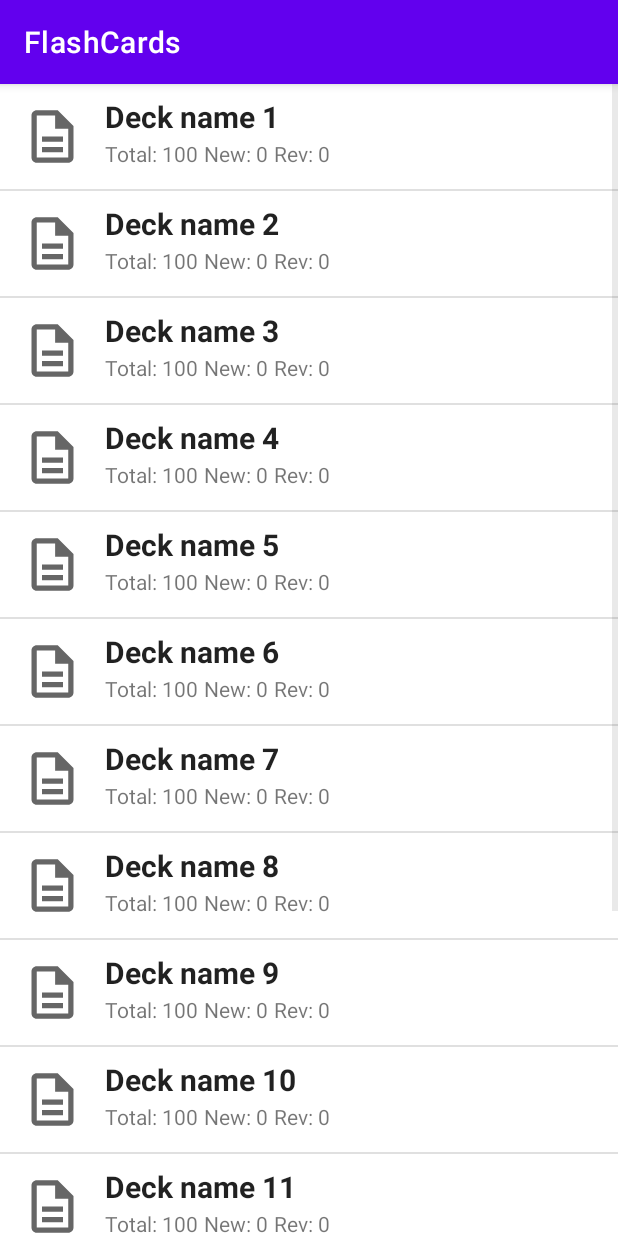
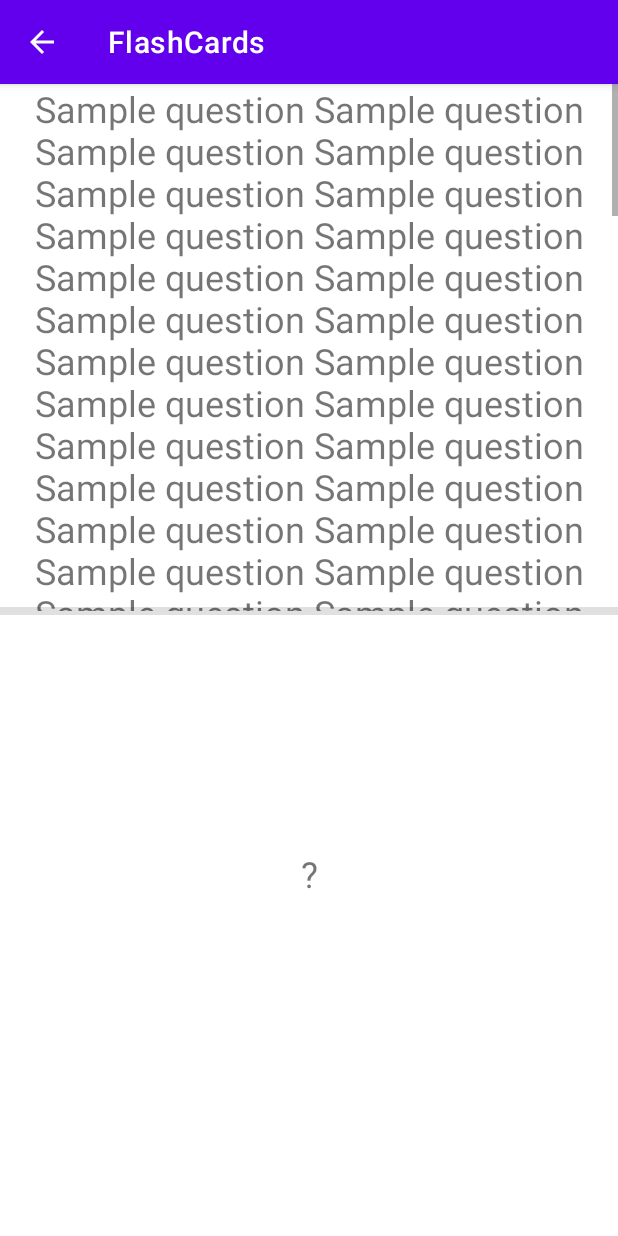
Before and after one commit to softfly/FlashCards, an Android app: the screen it shows after launch (DeckListActivity before the commit, CardActivity after it), after a tap on "Deck name 1", on a phone screen of 412 x 824 dp. Run offline under Robolectric (Android 15) with nearby library versions, the phone set to English and light mode, and no system bars.

Commit message:
UI: Adds a card view with a question and answer.

```diff
--- /dev/null
+++ b/app/src/main/java/pl/softfly/flashcards/CardActivity.java
@@ -0,0 +1,129 @@
+package pl.softfly.flashcards;
+
+import android.annotation.SuppressLint;
+import android.os.Bundle;
+import android.text.method.ScrollingMovementMethod;
+import android.view.MotionEvent;
+import android.view.View;
+import android.widget.TextView;
+
+import androidx.appcompat.app.AppCompatActivity;
+import androidx.constraintlayout.widget.ConstraintLayout;
+import androidx.constraintlayout.widget.Guideline;
+
+import static android.view.View.INVISIBLE;
+import static android.view.View.OnTouchListener;
+import static android.view.View.VISIBLE;
+
+public class CardActivity extends AppCompatActivity {
+
+    private ConstraintLayout cardLayout;
+
+    private ConstraintLayout cardView;
+
+    private Guideline guideLineView;
+
+    private View dividerView;
+
+    /**
+     * Move divider to move question / answer view boundary.
+     */
+    private final OnTouchListener moveDividerTouchListener = new OnTouchListener() {
+
+        private final int SAFE_DRAG_AREA_PX = 50;
+
+        private boolean modeDrag;
+
+        @SuppressLint("ClickableViewAccessibility")
+        @Override
+        public boolean onTouch(View view, MotionEvent event) {
+            if (isDividerView(event)) {
+                switch (event.getActionMasked()) {
+                    case MotionEvent.ACTION_UP:
+                        if (modeDrag) {
+                            modeDrag = false;
+                            return true;
+                        }
+                    case MotionEvent.ACTION_MOVE:
+                        int height = cardView.getHeight();
+                        int minY = (int) (0.2 * height);
+                        int maxY = height - minY;
+                        int[] point = new int[2];
+                        cardView.getLocationOnScreen(point);
+                        int absoluteTopY = point[1];
+
+                        float newY = (event.getRawY() - absoluteTopY);
+                        if (newY > minY && newY < maxY) {
+                            ConstraintLayout.LayoutParams params = (ConstraintLayout.LayoutParams) guideLineView.getLayoutParams();
+                            params.guidePercent = newY / height;
+                            guideLineView.setLayoutParams(params);
+                        }
+                        modeDrag = true;
+                        return true;
+                }
+            }
+            return false;
+        }
+
+        private boolean isDividerView(MotionEvent event) {
+            int[] guideLinePoint = new int[2];
+            guideLineView.getLocationOnScreen(guideLinePoint);
+
+            int startX = guideLinePoint[0];
+            int endX = guideLinePoint[0] + dividerView.getWidth();
+            int startY = guideLinePoint[1] - SAFE_DRAG_AREA_PX;
+            int endY = guideLinePoint[1] + SAFE_DRAG_AREA_PX;
+
+            if (startX < event.getRawX() && event.getRawX() < endX) {
+                return startY < event.getRawY() && event.getRawY() < endY;
+            }
+            return false;
+        }
+    };
+    private TextView answerView;
+    private View gradeButtonsLayout;
+
+    @Override
+    protected void onCreate(Bundle savedInstanceState) {
+        super.onCreate(savedInstanceState);
+        setContentView(R.layout.card);
+
+        cardLayout = findViewById(R.id.card_layout);
+        cardView = findViewById(R.id.card);
+        guideLineView = findViewById(R.id.guideline);
+        dividerView = findViewById(R.id.divider);
+        dividerView.setOnTouchListener(moveDividerTouchListener);
+        initQuestionView();
+        initAnswerView();
+
+        gradeButtonsLayout = findViewById(R.id.gradeButtonsLayout);
+        gradeButtonsLayout.setVisibility(INVISIBLE);
+    }
+
+    @SuppressLint("ClickableViewAccessibility")
+    protected void initQuestionView() {
+        TextView questionView = findViewById(R.id.questionView);
+        questionView.setMovementMethod(new ScrollingMovementMethod());
+        questionView.setOnTouchListener((v, event) -> moveDividerTouchListener.onTouch(cardLayout, event));
+        StringBuilder text = new StringBuilder();
+        for (int i = 0; i < 100; i++) {
+            text.append("Sample question ");
+        }
+        questionView.setText(text.toString());
+    }
+
+    @SuppressLint("ClickableViewAccessibility")
+    protected void initAnswerView() {
+        answerView = findViewById(R.id.answerView);
+        answerView.setMovementMethod(new ScrollingMovementMethod());
+        answerView.setOnTouchListener((v, event) -> moveDividerTouchListener.onTouch(cardLayout, event));
+        answerView.setOnClickListener(v -> {
+            gradeButtonsLayout.setVisibility(VISIBLE);
+            StringBuilder text = new StringBuilder();
+            for (int i = 0; i < 100; i++) {
+                text.append("Sample answer ");
+            }
+            answerView.setText(text.toString());
+        });
+    }
+}
--- a/app/src/main/java/pl/softfly/flashcards/DeckListActivity.java
+++ b/app/src/main/java/pl/softfly/flashcards/DeckListActivity.java
@@ -1,5 +1,6 @@
 package pl.softfly.flashcards;
 
+import android.content.Intent;
 import android.os.Bundle;
 
 import androidx.appcompat.app.AppCompatActivity;
@@ -39,5 +40,6 @@ public class DeckListActivity extends AppCompatActivity implements DeckListOnCli
 
     @Override
     public void onDeckItemClick(int position) {
+        startActivity(new Intent(this, CardActivity.class));
     }
 }
--- /dev/null
+++ b/app/src/main/java/pl/softfly/flashcards/ZoomTextView.java
@@ -0,0 +1,69 @@
+package pl.softfly.flashcards;
+
+import android.annotation.SuppressLint;
+import android.content.Context;
+import android.util.AttributeSet;
+import android.util.TypedValue;
+import android.view.MotionEvent;
+import android.view.ScaleGestureDetector;
+import android.view.ScaleGestureDetector.SimpleOnScaleGestureListener;
+import android.widget.TextView;
+
+@SuppressLint("AppCompatCustomView")
+public class ZoomTextView extends TextView {
+
+    private boolean modeZoom;
+
+    private final ScaleGestureDetector scaleDetector;
+
+    private final ZoomTextView view;
+
+    private final SimpleOnScaleGestureListener onScaleGestureListener =
+            new SimpleOnScaleGestureListener() {
+                @Override
+                public boolean onScale(ScaleGestureDetector detector) {
+                    float newSize = view.getTextSize() * detector.getScaleFactor();
+                    if (newSize > 30 && newSize < 80) {
+                        view.setTextSize(TypedValue.COMPLEX_UNIT_PX, newSize);
+                    }
+                    return true;
+                }
+            };
+
+    public ZoomTextView(Context context) {
+        super(context);
+        view = this;
+        scaleDetector = new ScaleGestureDetector(context, onScaleGestureListener);
+    }
+
+    public ZoomTextView(Context context, AttributeSet attrs) {
+        super(context, attrs);
+        view = this;
+        scaleDetector = new ScaleGestureDetector(context, onScaleGestureListener);
+    }
+
+    public ZoomTextView(Context context, AttributeSet attrs, int defStyleAttr) {
+        super(context, attrs, defStyleAttr);
+        view = this;
+        scaleDetector = new ScaleGestureDetector(context, onScaleGestureListener);
+    }
+
+    @SuppressLint("ClickableViewAccessibility")
+    @Override
+    public boolean onTouchEvent(MotionEvent event) {
+        if (MotionEvent.ACTION_UP == event.getActionMasked()) {
+            if (modeZoom) {
+                modeZoom = false;
+                return true;
+            }
+            return super.onTouchEvent(event);
+        } else {
+            scaleDetector.onTouchEvent(event);// always returns true
+            if (scaleDetector.isInProgress()) {
+                modeZoom = true;
+                return true;
+            }
+        }
+        return super.onTouchEvent(event);
+    }
+}
--- /dev/null
+++ b/app/src/main/res/layout/card.xml
@@ -0,0 +1,101 @@
+<?xml version="1.0" encoding="utf-8"?>
+<androidx.constraintlayout.widget.ConstraintLayout xmlns:android="http://schemas.android.com/apk/res/android"
+    xmlns:app="http://schemas.android.com/apk/res-auto"
+    android:id="@+id/card_layout"
+    android:layout_width="match_parent"
+    android:layout_height="match_parent">
+
+    <androidx.constraintlayout.widget.ConstraintLayout
+        android:id="@+id/card"
+        android:layout_width="match_parent"
+        android:layout_height="0dp"
+        android:layout_weight="1"
+        android:orientation="vertical"
+        app:layout_constraintBottom_toTopOf="@+id/gradeButtonsLayout"
+        app:layout_constraintTop_toTopOf="parent">
+
+        <pl.softfly.flashcards.ZoomTextView
+            android:id="@+id/questionView"
+            android:layout_width="match_parent"
+            android:layout_height="0dp"
+            android:gravity="center"
+            android:scrollbars="vertical"
+            android:text="Sample question"
+            android:textAlignment="center"
+            android:textSize="24sp"
+            app:layout_constraintBottom_toBottomOf="@+id/guideline"
+            app:layout_constraintTop_toTopOf="parent"
+            app:srcCompat="@color/purple_700" />
+
+        <androidx.constraintlayout.widget.Guideline
+            android:id="@+id/guideline"
+            android:layout_width="match_parent"
+            android:layout_height="wrap_content"
+            android:orientation="horizontal"
+            app:layout_constraintGuide_percent="0.5" />
+
+        <pl.softfly.flashcards.ZoomTextView
+            android:id="@+id/answerView"
+            android:layout_width="match_parent"
+            android:layout_height="0dp"
+            android:gravity="center"
+            android:scrollbars="vertical"
+            android:text="\?"
+            android:textAlignment="center"
+            android:textSize="24sp"
+            app:layout_constraintBottom_toBottomOf="parent"
+            app:layout_constraintTop_toTopOf="@+id/guideline"
+            app:srcCompat="@color/purple_200" />
+
+        <View
+            android:id="@+id/divider"
+            android:layout_width="match_parent"
+            android:layout_height="5dp"
+            android:background="?android:attr/listDivider"
+            app:layout_constraintBottom_toBottomOf="@+id/guideline"
+            app:layout_constraintTop_toTopOf="@+id/guideline" />
+
+    </androidx.constraintlayout.widget.ConstraintLayout>
+
+    <LinearLayout
+        android:id="@+id/gradeButtonsLayout"
+        android:layout_width="match_parent"
+        android:layout_height="wrap_content"
+        android:layout_alignParentBottom="true"
+        android:orientation="horizontal"
+        app:layout_constraintBottom_toBottomOf="parent">
+
+        <Button
+            android:id="@+id/againButton"
+            android:layout_width="wrap_content"
+            android:layout_height="wrap_content"
+            android:layout_margin="5dp"
+            android:layout_weight="1"
+            android:backgroundTint="#C80909"
+            android:text="Again\n0.0"
+            android:textAllCaps="false"
+            app:layout_constraintStart_toStartOf="parent" />
+
+        <Button
+            android:id="@+id/easyButton"
+            android:layout_width="wrap_content"
+            android:layout_height="wrap_content"
+            android:layout_margin="5dp"
+            android:layout_weight="1"
+            android:backgroundTint="#4CAF50"
+            android:text="Easy\n5.0 day"
+            android:textAllCaps="false" />
+
+        <Button
+            android:id="@+id/hardButton"
+            android:layout_width="wrap_content"
+            android:layout_height="wrap_content"
+            android:layout_margin="5dp"
+            android:layout_weight="1"
+            android:backgroundTint="#3F51B5"
+            android:text="Hard\n1.0 day"
+            android:textAllCaps="false" />
+
+    </LinearLayout>
+
+</androidx.constraintlayout.widget.ConstraintLayout>
```
Also changed, not shown: app/src/main/AndroidManifest.xml (+7 -0 lines).
